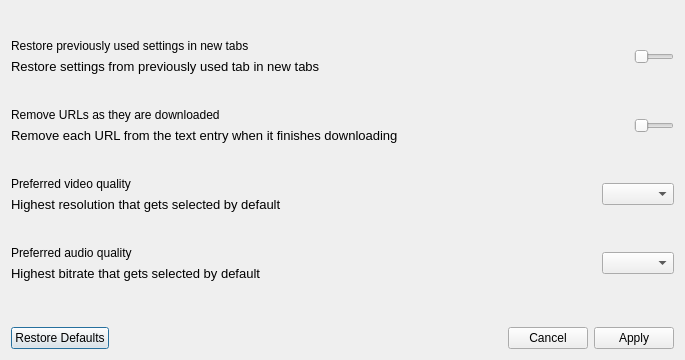
Above: src/designer/preferences_dialog.ui from markop404/media-downloader before the change. Below: the same form after it.
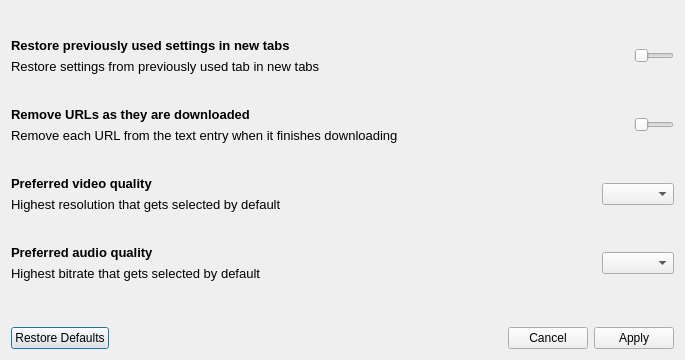
That is the form after the change.

The edit to the form file:
```diff
--- a/src/designer/preferences_dialog.ui
+++ b/src/designer/preferences_dialog.ui
@@ -48,6 +48,12 @@
       <layout class="QVBoxLayout" name="restoreSettingsLabelLayout">
        <item>
         <widget class="QLabel" name="restoreSettingsMainLabel">
+         <property name="font">
+          <font>
+           <pointsize>10</pointsize>
+           <bold>true</bold>
+          </font>
+         </property>
          <property name="text">
           <string>Restore previously used settings in new tabs</string>
          </property>
@@ -139,6 +145,12 @@
       <layout class="QVBoxLayout" name="removeURLsLabelLayout">
        <item>
         <widget class="QLabel" name="removeURLsMainLabel">
+         <property name="font">
+          <font>
+           <pointsize>10</pointsize>
+           <bold>true</bold>
+          </font>
+         </property>
          <property name="text">
           <string>Remove URLs as they are downloaded</string>
          </property>
@@ -230,6 +242,12 @@
       <layout class="QVBoxLayout" name="preferredResolutionSettingLabelLayout">
        <item>
         <widget class="QLabel" name="preferredResolutionMainLabel">
+         <property name="font">
+          <font>
+           <pointsize>10</pointsize>
+           <bold>true</bold>
+          </font>
+         </property>
          <property name="text">
           <string>Preferred video quality</string>
          </property>
@@ -306,6 +324,12 @@
       <layout class="QVBoxLayout" name="preferredBitrateSettingLabelLayout">
        <item>
         <widget class="QLabel" name="preferredBitrateSettingMainLabel">
+         <property name="font">
+          <font>
+           <pointsize>10</pointsize>
+           <bold>true</bold>
+          </font>
+         </property>
          <property name="text">
           <string>Preferred audio quality</string>
          </property>
```
